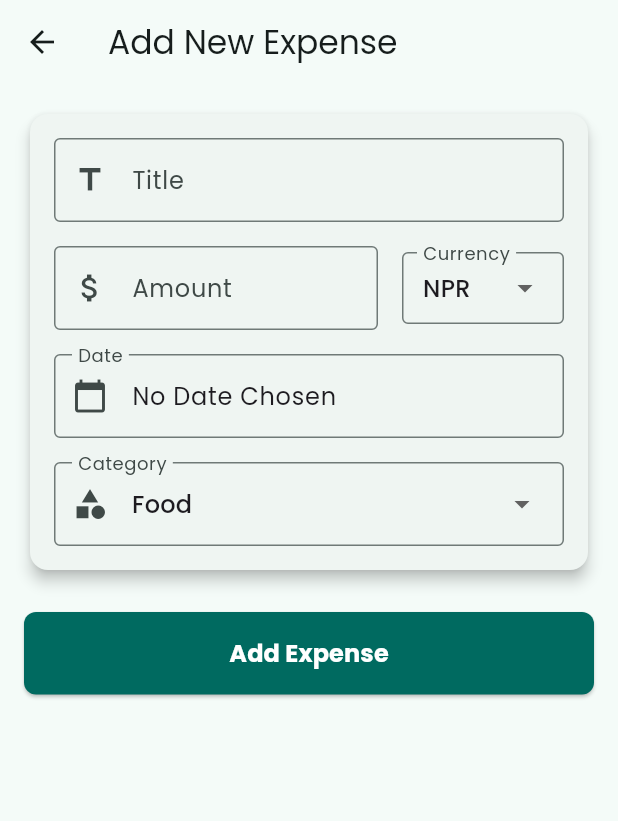
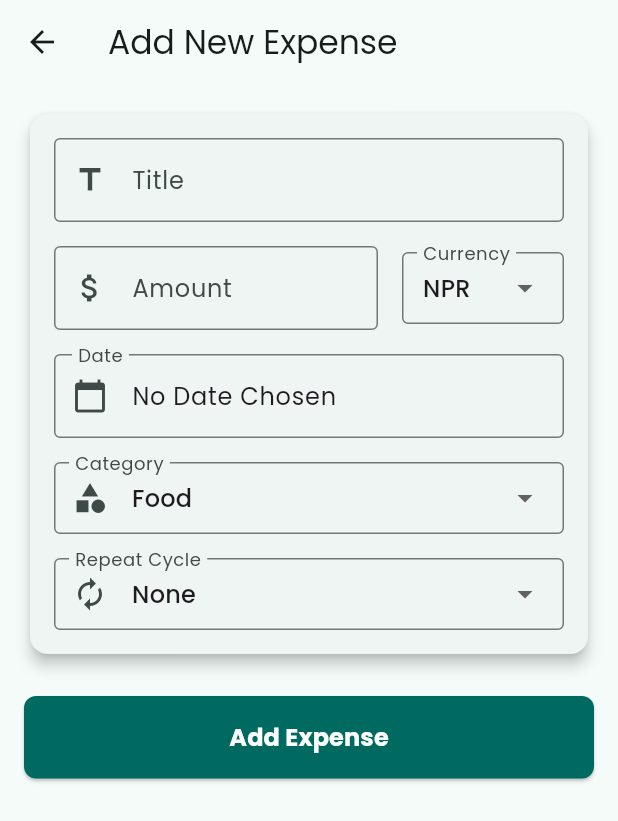
Before and after one commit to badalaryal11/Track-Expenses, a Flutter app: the screen it shows after launch, after a tap on the "add" icon, on a phone screen of 412 x 824 dp. Shown: the top 821 px of the screen. Run offline on Flutter 3.47's test engine with Material 3 defaults, Android fonts, the phone set to English and light mode, and no system bars; our stand-ins replace csv, fl_chart, google_fonts, hive, hive_flutter, share_plus; accounts and stored records are empty.

Commit message:
feat: implement recurring expense logic, CSV export service, and repository pattern with Hive storage updates

```diff
--- a/lib/models/expense.dart
+++ b/lib/models/expense.dart
@@ -22,6 +22,15 @@ class Expense extends HiveObject {
   @HiveField(5)
   final String currency;
 
+  @HiveField(6, defaultValue: false)
+  final bool isRecurring;
+
+  @HiveField(7, defaultValue: 'None')
+  final String recurrenceInterval; // 'None', 'Daily', 'Weekly', 'Monthly', 'Yearly'
+
+  @HiveField(8, defaultValue: null)
+  DateTime? nextRecurrenceDate;
+
   Expense({
     required this.id,
     required this.title,
@@ -29,5 +38,8 @@ class Expense extends HiveObject {
     required this.date,
     required this.category,
     this.currency = 'RS', // Default currency
+    this.isRecurring = false,
+    this.recurrenceInterval = 'None',
+    this.nextRecurrenceDate,
   });
 }
--- a/lib/providers/expense_provider.dart
+++ b/lib/providers/expense_provider.dart
@@ -1,42 +1,32 @@
-import 'dart:io';
-
-import 'package:csv/csv.dart';
 import 'package:flutter/foundation.dart';
-import 'package:hive/hive.dart';
-import 'package:intl/intl.dart';
-import 'package:path_provider/path_provider.dart';
-import 'package:share_plus/share_plus.dart';
 import 'package:track_expenses/models/expense.dart';
+import 'package:track_expenses/repositories/expense_repository.dart';
+import 'package:track_expenses/services/export_service.dart';
+import 'package:track_expenses/services/recurring_expense_service.dart';
 
 class ExpenseProvider with ChangeNotifier {
-  late Box<Expense> _expenseBox;
+  final ExpenseRepository _repository = ExpenseRepository();
+  late final RecurringExpenseService _recurringService;
+  late final ExportService _exportService;
+
   List<Expense> _expenses = [];
 
   List<Expense> get expenses => _expenses;
 
+  ExpenseProvider() {
+    _recurringService = RecurringExpenseService(_repository);
+    _exportService = ExportService();
+  }
+
   Future<void> init() async {
-    // Determine which box to open. We'll simply use one box for now.
-    _expenseBox = await Hive.openBox<Expense>('expenses');
-    _expenses = _expenseBox.values.toList();
-
-    // Migrate: rename 'Rs' currency to 'RS'
-    final toMigrate = _expenses.where((e) => e.currency == 'Rs').toList();
-    for (final expense in toMigrate) {
-      final updated = Expense(
-        id: expense.id,
-        title: expense.title,
-        amount: expense.amount,
-        date: expense.date,
-        category: expense.category,
-        currency: 'RS',
-      );
-      await expense.delete();
-      _expenses.remove(expense);
-      await _expenseBox.add(updated);
-      _expenses.add(updated);
-    }
+    await _repository.init();
+    _expenses = _repository.getAllExpenses();
 
     _sortExpenses();
+    bool hasUpdates = await _recurringService.processRecurringExpenses(_expenses);
+    if (hasUpdates) {
+      _sortExpenses();
+    }
     notifyListeners();
   }
 
@@ -45,28 +35,22 @@ class ExpenseProvider with ChangeNotifier {
   }
 
   Future<void> addExpense(Expense expense) async {
-    // Use the expense.id as key if you want stable keys,
-    // or let Hive auto-increment.
-    // Since we have an ID in the model, let's just add it.
-    // Hive.add() returns an int key.
-    // We can also use put(key, value).
-    await _expenseBox.add(expense);
+    await _repository.addExpense(expense);
     _expenses.add(expense);
     _sortExpenses();
     notifyListeners();
   }
 
   Future<void> deleteExpense(Expense expense) async {
-    await expense
-        .delete(); // Deletes from the box using the key stored in the HiveObject
+    await _repository.deleteExpense(expense);
     _expenses.remove(expense);
     notifyListeners();
   }
 
   Future<void> updateExpense(Expense oldExpense, Expense updatedExpense) async {
-    await oldExpense.delete();
+    await _repository.deleteExpense(oldExpense);
     _expenses.remove(oldExpense);
-    await _expenseBox.add(updatedExpense);
+    await _repository.addExpense(updatedExpense);
     _expenses.add(updatedExpense);
     _sortExpenses();
     notifyListeners();
@@ -79,7 +63,6 @@ class ExpenseProvider with ChangeNotifier {
   // --- Aggregation Logic ---
 
   // Daily Stats: Last 7 days (or current week).
-  // Let's implement reasonable "Daily" statistics:
   // Map of <WeekDay Index (1-7), Total Amount> for the current week.
   Map<int, double> getDailyStats({String? currency}) {
     final now = DateTime.now();
@@ -113,7 +96,6 @@ class ExpenseProvider with ChangeNotifier {
     for (var expense in _expenses) {
       if (expense.date.month == now.month && expense.date.year == now.year) {
         // Calculate week number within the month roughly
-        // Week 1: Days 1-7, Week 2: 8-14, etc.
         int weekNum = ((expense.date.day - 1) / 7).floor() + 1;
         stats[weekNum] = (stats[weekNum] ?? 0) + expense.amount;
       }
@@ -320,32 +302,6 @@ class ExpenseProvider with ChangeNotifier {
   // --- Data Export Logic ---
 
   Future<void> exportExpenses() async {
-    List<List<dynamic>> rows = [];
-
-    // Add Header
-    rows.add(["Date", "Title", "Amount", "Category", "Currency"]);
-
-    // Add Data
-    for (var expense in _expenses) {
-      rows.add([
-        DateFormat('yyyy-MM-dd').format(expense.date),
-        expense.title,
-        expense.amount,
-        expense.category,
-        expense.currency,
-      ]);
-    }
-
-    String csvData = const ListToCsvConverter().convert(rows);
-
-    final directory = await getTemporaryDirectory();
-    final path = "${directory.path}/expenses_export.csv";
-    final file = File(path);
-    await file.writeAsString(csvData);
-
-    // ignore: deprecated_member_use
-    await Share.shareXFiles([
-      XFile(path),
-    ], text: 'Here is your expense report.');
+    await _exportService.exportExpenses(_expenses);
   }
 }
--- /dev/null
+++ b/lib/repositories/expense_repository.dart
@@ -0,0 +1,60 @@
+import 'package:hive/hive.dart';
+import 'package:track_expenses/models/expense.dart';
+
+class ExpenseRepository {
+  late Box<Expense> _expenseBox;
+
+  /// Opens the Hive box and runs necessary schema migrations automatically.
+  Future<void> init() async {
+    _expenseBox = await Hive.openBox<Expense>('expenses');
+    await _runMigrations();
+  }
+
+  Future<void> _runMigrations() async {
+    final expenses = getAllExpenses();
+    final toMigrate = expenses.where((e) => e.currency == 'Rs').toList();
+    for (final expense in toMigrate) {
+      final updated = Expense(
+        id: expense.id,
+        title: expense.title,
+        amount: expense.amount,
+        date: expense.date,
+        category: expense.category,
+        currency: 'RS',
+        isRecurring: expense.isRecurring,
+        recurrenceInterval: expense.recurrenceInterval,
+        nextRecurrenceDate: expense.nextRecurrenceDate,
+      );
+      await expense.delete();
+      await _expenseBox.add(updated);
+    }
+  }
+
+  /// Retrieves all expenses uniformly mapping from Hive key values.
+  List<Expense> getAllExpenses() {
+    return _expenseBox.values.toList();
+  }
+
+  /// Adds a completely new expense block to internal storage.
+  Future<void> addExpense(Expense expense) async {
+    await _expenseBox.add(expense);
+  }
+
+  /// Replaces exactly the underlying object pointing to [oldExpense.key].
+  Future<void> updateExpense(Expense oldExpense, Expense newExpense) async {
+    final key = oldExpense.key;
+    if (key != null) {
+      await _expenseBox.put(key, newExpense);
+    }
+  }
+
+  /// Deletes natively tied Hive object using Hive extension method.
+  Future<void> deleteExpense(Expense expense) async {
+    await expense.delete();
+  }
+
+  /// Overrides exactly the current mapping with internal mutate bindings safely without a full Put replacement block.
+  Future<void> saveExpense(Expense expense) async {
+    await expense.save();
+  }
+}
--- a/lib/screens/add_expense_screen.dart
+++ b/lib/screens/add_expense_screen.dart
@@ -5,6 +5,7 @@ import 'package:track_expenses/models/expense.dart';
 import 'package:track_expenses/providers/expense_provider.dart';
 import 'package:uuid/uuid.dart';
 import 'package:track_expenses/constants/app_constants.dart';
+import 'package:track_expenses/widgets/forms/custom_dropdown_field.dart';
 
 class AddExpenseScreen extends StatefulWidget {
   final Expense? expenseToEdit;
@@ -23,6 +24,7 @@ class _AddExpenseScreenState extends State<AddExpenseScreen> {
   DateTime? _selectedDate;
   String _selectedCategory = 'Food';
   String _selectedCurrency = 'NPR'; // Default currency
+  String _recurrenceInterval = 'None';
 
   bool get _isEditing => widget.expenseToEdit != null;
 
@@ -48,6 +50,7 @@ class _AddExpenseScreenState extends State<AddExpenseScreen> {
         _selectedCategory = 'Other';
         _customCategoryController.text = expense.category;
       }
+      _recurrenceInterval = expense.recurrenceInterval;
     }
   }
 
@@ -93,6 +96,23 @@ class _AddExpenseScreenState extends State<AddExpenseScreen> {
         ? _customCurrencyController.text.trim()
         : _selectedCurrency;
 
+    final isRecurring = _recurrenceInterval != 'None';
+    DateTime? nextRecurrenceDate;
+    if (isRecurring && !(_isEditing && widget.expenseToEdit!.isRecurring)) {
+       if (_recurrenceInterval == 'Daily') nextRecurrenceDate = _selectedDate!.add(const Duration(days: 1));
+       if (_recurrenceInterval == 'Weekly') nextRecurrenceDate = _selectedDate!.add(const Duration(days: 7));
+       if (_recurrenceInterval == 'Monthly') nextRecurrenceDate = DateTime(_selectedDate!.year, _selectedDate!.month + 1, _selectedDate!.day);
+       if (_recurrenceInterval == 'Yearly') nextRecurrenceDate = DateTime(_selectedDate!.year + 1, _selectedDate!.month, _selectedDate!.day);
+    } else if (_isEditing && isRecurring) {
+       nextRecurrenceDate = widget.expenseToEdit?.nextRecurrenceDate;
+       if (nextRecurrenceDate == null) {
+         if (_recurrenceInterval == 'Daily') nextRecurrenceDate = _selectedDate!.add(const Duration(days: 1));
+         if (_recurrenceInterval == 'Weekly') nextRecurrenceDate = _selectedDate!.add(const Duration(days: 7));
+         if (_recurrenceInterval == 'Monthly') nextRecurrenceDate = DateTime(_selectedDate!.year, _selectedDate!.month + 1, _selectedDate!.day);
+         if (_recurrenceInterval == 'Yearly') nextRecurrenceDate = DateTime(_selectedDate!.year + 1, _selectedDate!.month, _selectedDate!.day);
+       }
+    }
+
     final newExpense = Expense(
       id: _isEditing ? widget.expenseToEdit!.id : const Uuid().v4(),
       title: enteredTitle,
@@ -102,6 +122,9 @@ class _AddExpenseScreenState extends State<AddExpenseScreen> {
           ? _customCategoryController.text
           : _selectedCategory,
       currency: currency,
+      isRecurring: isRecurring,
+      recurrenceInterval: _recurrenceInterval,
+      nextRecurrenceDate: nextRecurrenceDate,
     );
 
     final provider = Provider.of<ExpenseProvider>(context, listen: false);
@@ -144,30 +167,16 @@ class _AddExpenseScreenState extends State<AddExpenseScreen> {
         const SizedBox(width: 16),
         Expanded(
           flex: 1,
-          child: InputDecorator(
-            decoration: const InputDecoration(
-              labelText: 'Currency',
-              border: OutlineInputBorder(),
-              contentPadding: EdgeInsets.symmetric(horizontal: 10, vertical: 5),
-            ),
-            child: DropdownButtonHideUnderline(
-              child: DropdownButton<String>(
+          child: CustomDropdownField(
+            label: 'Currency',
             value: _selectedCurrency,
-                isDense: true,
-                items: AppConstants.currencies.map((currency) {
-                  return DropdownMenuItem(
-                    value: currency,
-                    child: Text(currency),
-                  );
-                }).toList(),
+            items: AppConstants.currencies,
             onChanged: (value) {
               if (value == null) return;
               setState(() {
                 _selectedCurrency = value;
               });
             },
-              ),
-            ),
           ),
         ),
       ],
@@ -206,27 +215,17 @@ class _AddExpenseScreenState extends State<AddExpenseScreen> {
       ),
     );
 
-    final categoryField = InputDecorator(
-      decoration: const InputDecoration(
-        labelText: 'Category',
-        border: OutlineInputBorder(),
-        prefixIcon: Icon(Icons.category),
-      ),
-      child: DropdownButtonHideUnderline(
-        child: DropdownButton<String>(
+    final categoryField = CustomDropdownField(
+      label: 'Category',
       value: _selectedCategory,
-          isDense: true,
-          items: AppConstants.expenseCategories.map((category) {
-            return DropdownMenuItem(value: category, child: Text(category));
-          }).toList(),
+      items: AppConstants.expenseCategories,
+      prefixIcon: Icons.category,
       onChanged: (value) {
         if (value == null) return;
         setState(() {
           _selectedCategory = value;
         });
       },
-        ),
-      ),
     );
 
     final customCategoryField = _selectedCategory == 'Other'
@@ -242,6 +241,19 @@ class _AddExpenseScreenState extends State<AddExpenseScreen> {
             ),
           )
         : const SizedBox.shrink();
+
+    final recurrenceField = CustomDropdownField(
+      label: 'Repeat Cycle',
+      value: _recurrenceInterval,
+      items: const ['None', 'Daily', 'Weekly', 'Monthly', 'Yearly'],
+      prefixIcon: Icons.autorenew,
+      onChanged: (value) {
+        if (value == null) return;
+        setState(() {
+          _recurrenceInterval = value;
+        });
+      },
+    );
 
     final submitButton = ElevatedButton(
       onPressed: _submitData,
@@ -297,6 +309,8 @@ class _AddExpenseScreenState extends State<AddExpenseScreen> {
                                   const SizedBox(height: 16),
                                   categoryField,
                                   customCategoryField,
+                                  const SizedBox(height: 16),
+                                  recurrenceField,
                                 ],
                               ),
                             ),
@@ -326,6 +340,8 @@ class _AddExpenseScreenState extends State<AddExpenseScreen> {
                             const SizedBox(height: 16),
                             categoryField,
                             customCategoryField,
+                            const SizedBox(height: 16),
+                            recurrenceField,
                           ],
                         ),
                       ),
--- /dev/null
+++ b/lib/services/export_service.dart
@@ -0,0 +1,40 @@
+import 'dart:io';
+import 'package:csv/csv.dart';
+import 'package:intl/intl.dart';
+import 'package:path_provider/path_provider.dart';
+import 'package:share_plus/share_plus.dart';
+import 'package:track_expenses/models/expense.dart';
+
+class ExportService {
+  /// Exports all expense records into a local CSV file natively utilizing native OS sharing.
+  Future<void> exportExpenses(List<Expense> expenses) async {
+    List<List<dynamic>> rows = [];
+
+    // Add Header
+    rows.add(["Date", "Title", "Amount", "Category", "Currency", "Recurring", "Repeat Cycle"]);
+
+    // Add Data
+    for (var expense in expenses) {
+      rows.add([
+        DateFormat('yyyy-MM-dd').format(expense.date),
+        expense.title,
+        expense.amount,
+        expense.category,
+        expense.currency,
+        expense.isRecurring,
+        expense.recurrenceInterval,
+      ]);
+    }
+
+    String csvData = const ListToCsvConverter().convert(rows);
+
+    final directory = await getTemporaryDirectory();
+    final path = "${directory.path}/expenses_export.csv";
+    final file = File(path);
+    await file.writeAsString(csvData);
+
+    await Share.shareXFiles([
+      XFile(path),
+    ], text: 'Here is your expense report.');
+  }
+}
--- /dev/null
+++ b/lib/services/recurring_expense_service.dart
@@ -0,0 +1,51 @@
+import 'package:track_expenses/models/expense.dart';
+import 'package:track_expenses/repositories/expense_repository.dart';
+import 'package:uuid/uuid.dart';
+
+class RecurringExpenseService {
+  final ExpenseRepository repository;
+
+  RecurringExpenseService(this.repository);
+
+  /// Evaluates and processes any outstanding recurring templates, automatically registering new standard clones into the repository.
+  Future<bool> processRecurringExpenses(List<Expense> currentExpenses) async {
+    bool hasUpdates = false;
+    final now = DateTime.now();
+    final today = DateTime(now.year, now.month, now.day);
+
+    for (var expense in currentExpenses) {
+      if (expense.isRecurring && expense.nextRecurrenceDate != null) {
+        while (!expense.nextRecurrenceDate!.isAfter(today)) {
+          // Create a new regular expense clone for missed cycles
+          final newExpense = Expense(
+            id: const Uuid().v4(),
+            title: expense.title,
+            amount: expense.amount,
+            date: expense.nextRecurrenceDate!,
+            category: expense.category,
+            currency: expense.currency,
+            isRecurring: false,
+            recurrenceInterval: 'None',
+          );
+
+          await repository.addExpense(newExpense);
+          currentExpenses.add(newExpense); // directly push tracking into current array so provider reflects instantly
+
+          // Update the parent's nextRecurrenceDate
+          DateTime nextDate = expense.nextRecurrenceDate!;
+          switch (expense.recurrenceInterval) {
+            case 'Daily': nextDate = nextDate.add(const Duration(days: 1)); break;
+            case 'Weekly': nextDate = nextDate.add(const Duration(days: 7)); break;
+            case 'Monthly': nextDate = DateTime(nextDate.year, nextDate.month + 1, nextDate.day); break;
+            case 'Yearly': nextDate = DateTime(nextDate.year + 1, nextDate.month, nextDate.day); break;
+            default: nextDate = today.add(const Duration(days: 1)); break; // fallback
+          }
+          expense.nextRecurrenceDate = nextDate;
+          await repository.saveExpense(expense);
+          hasUpdates = true;
+        }
+      }
+    }
+    return hasUpdates;
+  }
+}
--- /dev/null
+++ b/lib/widgets/forms/custom_dropdown_field.dart
@@ -0,0 +1,43 @@
+import 'package:flutter/material.dart';
+
+class CustomDropdownField extends StatelessWidget {
+  final String label;
+  final String value;
+  final List<String> items;
+  final void Function(String?) onChanged;
+  final IconData? prefixIcon;
+
+  const CustomDropdownField({
+    super.key,
+    required this.label,
+    required this.value,
+    required this.items,
+    required this.onChanged,
+    this.prefixIcon,
+  });
+
+  @override
+  Widget build(BuildContext context) {
+    return InputDecorator(
+      decoration: InputDecoration(
+        labelText: label,
+        border: const OutlineInputBorder(),
+        prefixIcon: prefixIcon != null ? Icon(prefixIcon) : null,
+        contentPadding: const EdgeInsets.symmetric(horizontal: 10, vertical: 5),
+      ),
+      child: DropdownButtonHideUnderline(
+        child: DropdownButton<String>(
+          value: value,
+          isDense: true,
+          items: items.map((item) {
+            return DropdownMenuItem(
+              value: item,
+              child: Text(item),
+            );
+          }).toList(),
+          onChanged: onChanged,
+        ),
+      ),
+    );
+  }
+}
```
Also changed, not shown: lib/models/expense.g.dart. Lines whose indentation alone changed are shown as unchanged.
